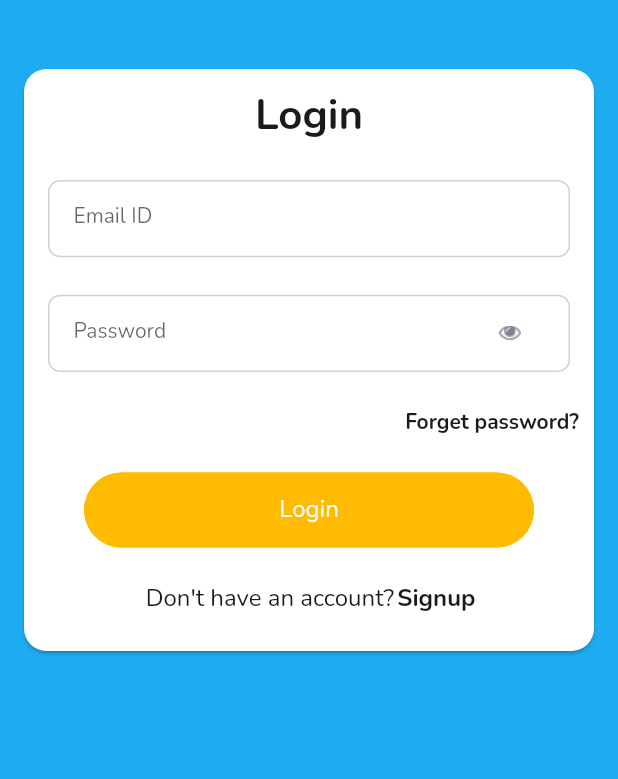
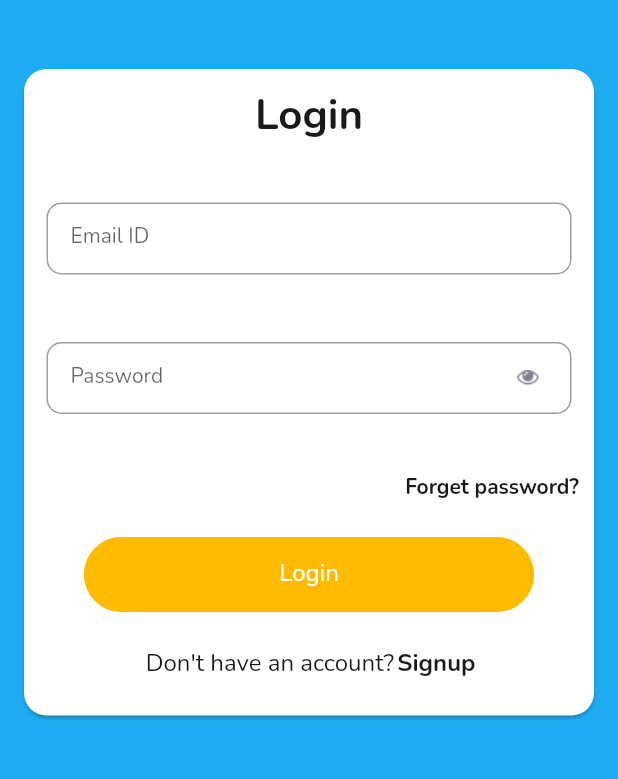
Before and after one commit to aiswarya211/oncopower, a Flutter app: the screen it shows after launch, on a phone screen of 412 x 824 dp, the part 255-1034 px from its top. Run offline on Flutter 3.47's test engine with Material 2 defaults, Android fonts, the phone set to English and light mode, and no system bars; our stand-ins replace beamer, dartz, dio, equatable, event_bus, flutter_riverpod and 11 more; missing offline and left inert: checkbox_formfield; generated files the repository leaves out were written again.

```diff
--- a/domain/lib/constant/domain_enums.dart
+++ b/domain/lib/constant/domain_enums.dart
@@ -3,6 +3,7 @@ enum ErrorType {
   ui,
 
   //Network Error
+  others,
   network,
   forbidden,
   serverBroken,
--- a/lib/features/addpost/add_post_page_view_model.dart
+++ b/lib/features/addpost/add_post_page_view_model.dart
@@ -37,6 +37,7 @@ class AddPostPageViewModel extends BasePageViewModel
             if (event.status == Status.success) {
                showSuccessToast(event.data!.message!);
               _addPostResponse.add(Resource.success(data: true));
+              descriptionController.clear();
             }
           },
         );
--- a/lib/features/login/login_page_view.dart
+++ b/lib/features/login/login_page_view.dart
@@ -129,8 +129,12 @@ class _LoginPage extends StatelessWidget {
                 const SizedBox(
                   height: 10,
                 ),
-                CustomTextField(
+                Container(
+                  padding: const EdgeInsets.all(15),
+                  child: CustomTextField(
                     borderRadius: 8,
+                    border: const OutlineInputBorder(
+                        borderRadius: BorderRadius.all(Radius.circular(10))),
                     hintText: S.of(context).hintEmailId,
                     labelText: S.of(context).lableEmailId,
                     inputTextColor: ColorResource.color1a1a1a,
@@ -139,13 +143,19 @@ class _LoginPage extends StatelessWidget {
                     inputFontWeight: FontWeight.normal,
                     keyboardType: TextInputType.emailAddress,
                   ),
-                const SizedBox(height: 25),
+                ),
+                const SizedBox(height: 15),
                 AppStreamBuilder<Resource<bool>>(
                     initialData: Resource.success(data: true),
                     stream: viewModel.passwordObscured,
                     dataBuilder: (context, snapshot) {
-                      return CustomTextField(
+                      return Container(
+                        padding: const EdgeInsets.all(15),
+                        child: CustomTextField(
                           borderRadius: 8,
+                          border: const OutlineInputBorder(
+                              borderRadius:
+                                  BorderRadius.all(Radius.circular(10))),
                           hintText: S.of(context).hintPassword,
                           labelText: S.of(context).lablePassword,
                           controller: viewModel.passwordController,
@@ -153,7 +163,7 @@ class _LoginPage extends StatelessWidget {
                           inputFontWeight: FontWeight.normal,
                           isObscure: snapshot!.data!,
                           onFieldSubmitted: (value) => viewModel.loginOnTap(),
-                        suffixWidget: IconButton(
+                          suffixIcon: IconButton(
                             onPressed: () {
                               viewModel.passwordVisibleChange();
                             },
@@ -164,6 +174,7 @@ class _LoginPage extends StatelessWidget {
                               height: 12,
                               child: Image.asset(viewModel.trailingImage,
                                   color: viewModel.eyeColor),
+                            ),
                           ),
                         ),
                       );
--- a/lib/l10n/intl_en.arb
+++ b/lib/l10n/intl_en.arb
@@ -5,6 +5,7 @@
   "enterConfirmPassword": "Please enter your confirm password",
   "emptyEmailMessage": "Email can't be empty",
   "enterValidEmail": "Please enter a valid email",
+  "others":"No internet connection",
   "error": "Error",
   "success": "SUCCESS",
   "email": "Email",
@@ -43,5 +44,6 @@
   "seeMoreText": "See More",
   "seeLessText": "See Less",
   "addPostText": "Post",
-  "addPostHintText": "What do you want to talk about?"
+  "addPostHintText": "What do you want to talk about?",
+  "checkBoxValidation":"Please accept terms and conditions"
 }
--- a/lib/molecules/custom_textformfield.dart
+++ b/lib/molecules/custom_textformfield.dart
@@ -25,14 +25,14 @@ class CustomTextField extends StatelessWidget {
   final double borderRadius;
   final Color? borderColor;
   final List<TextInputFormatter>? inputFormatters;
-  final Widget? suffixWidget;
+  final Widget? suffixIcon;
   final double horizontalPadding;
   final double verticalPadding;
   final double horizontalMargin;
   final double verticalMargin;
   final Widget? leadingWidget;
   final BoxConstraints? leadingWidgetContraints;
-
+  final InputBorder? border;
   final bool isObscure;
   final int maxLines;
   final Function(String)? onChanged;
@@ -56,6 +56,7 @@ class CustomTextField extends StatelessWidget {
     this.textCapitalization = TextCapitalization.none,
     this.autoFocus = false,
     this.onChanged,
+    this.border,
     this.onTap,
     this.leadingWidgetContraints,
     this.fillColor,
@@ -66,7 +67,7 @@ class CustomTextField extends StatelessWidget {
     this.verticalPadding = 8,
     this.horizontalMargin = 16,
     this.verticalMargin = 0,
-    this.suffixWidget,
+    this.suffixIcon,
     this.leadingWidget,
     this.inputFontWeight = FontWeight.w400,
     this.hintFontWeight = FontWeight.w400,
@@ -85,25 +86,9 @@ class CustomTextField extends StatelessWidget {
         //     child: CustomText(S.of(context).lableEmailId),
         //   ),
         // ),
-        Container(
-          margin: EdgeInsets.symmetric(
-            horizontal: horizontalMargin,
-            vertical: verticalMargin,
-          ),
-          decoration: BoxDecoration(
-            color: fillColor,
-            borderRadius: BorderRadius.circular(borderRadius),
-            border: borderColor != null
-                ? Border.all(
-                    color: borderColor!,
-                  )
-                : null,
-          ),
-          child: Row(
+        Row(
           children: [
             Expanded(
-                child: ClipRRect(
-                  borderRadius: BorderRadius.circular(borderRadius),
               child: TextFormField(
                 controller: controller,
                 keyboardType: keyboardType,
@@ -125,6 +110,7 @@ class CustomTextField extends StatelessWidget {
                   ),
                 ),
                 decoration: InputDecoration(
+                  suffixIcon: suffixIcon,
                   hintText: hintText,
                   labelText: labelText,
                   hintStyle: GoogleFonts.nunito(
@@ -139,18 +125,12 @@ class CustomTextField extends StatelessWidget {
                   ),
                   prefixIcon: leadingWidget,
                   prefixIconConstraints: leadingWidgetContraints,
-                      border: InputBorder.none,
+                  border:border
                 ),
               ),
             ),
-              ),
-              if (suffixWidget != null)
-                Container(
-                  margin: const EdgeInsets.only(right: 10),
-                  child: suffixWidget,
-                ),
+
           ],
-          ),
         ),
       ],
     );
--- a/lib/parser/error_parser.dart
+++ b/lib/parser/error_parser.dart
@@ -32,6 +32,8 @@ class ErrorParser {
         return error!.error.message;
       case ErrorType.methodNotAllowed:
         return localisedHelper.methodNotAllowed;
+      case ErrorType.others:
+        return localisedHelper.others;
       default:
         return "";
     }
--- a/pubspec.yaml
+++ b/pubspec.yaml
@@ -39,6 +39,7 @@ dependencies:
   jiffy: ^5.0.0
   flutter_svg: ^1.1.5
   event_bus: ^2.0.0
+  checkbox_formfield: ^0.2.0
 
 
 dev_dependencies:
```
Also changed, not shown: data/lib/network/safe_api.dart (+1 -6 lines), domain/lib/error/network_error.dart (+4 -3 lines), lib/features/addpost/add_post_page_view.dart (+42 -15 lines), lib/features/feed/feed_page_view.dart (+5 -10 lines), lib/features/register/register_page_view.dart (+54 -37 lines), lib/features/register/register_page_view_model.dart (+17 -0 lines), lib/generated/intl/messages_en.dart, lib/generated/l10n.dart, pubspec.lock, 1 other file. Lines whose indentation alone changed are shown as unchanged.
